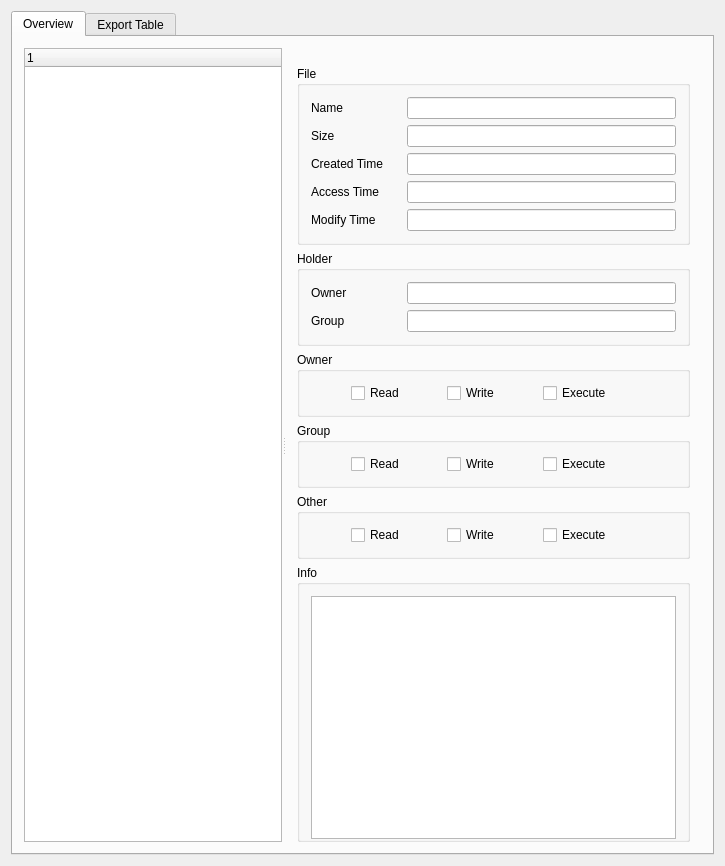
Old version of the form mainwindow.ui in the repository bas524/linuxdependency.
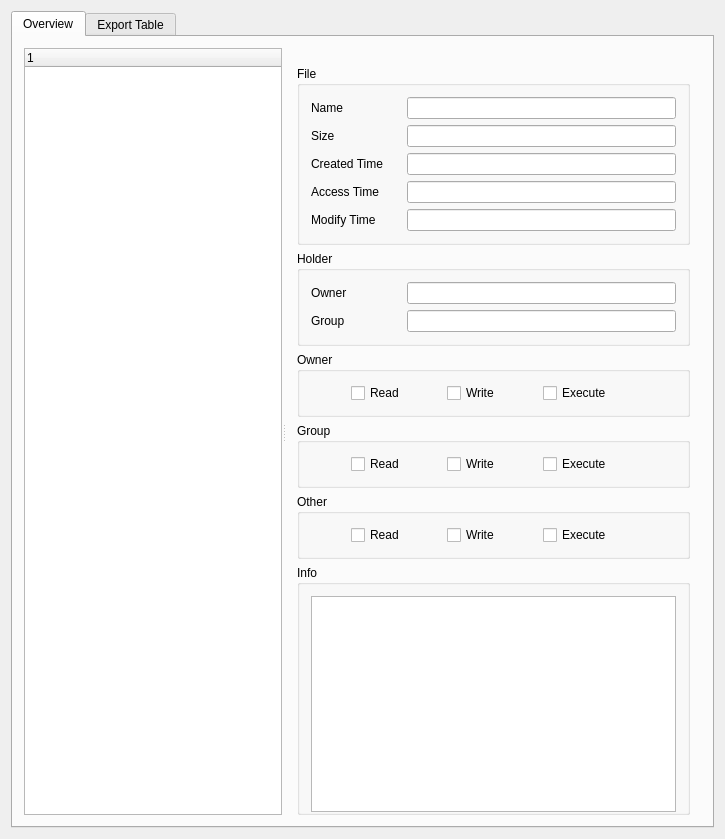
New version of the form. The open tabs and pages were chosen to show the change. Icons and pictures are not drawn.

```diff
--- a/mainwindow.ui
+++ b/mainwindow.ui
@@ -7,7 +7,7 @@
     <x>0</x>
     <y>0</y>
     <width>725</width>
-    <height>866</height>
+    <height>839</height>
    </rect>
   </property>
   <property name="font">
```
Left out of the diff: 4 changed lines with no effect on the pictures.
